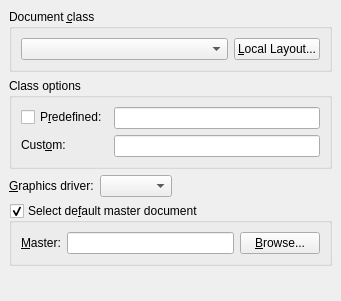
Qt form src/frontends/qt4/ui/LaTeXUi.ui (cburschka/lyx) before a commit.
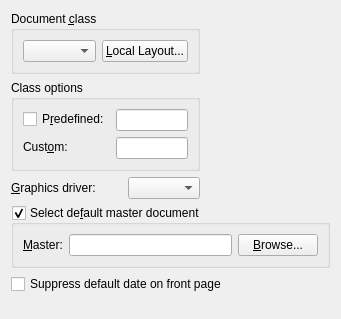
The same form after that commit.

Commit message: new document option to suppress the default date, fileformat change, fixes #5823

Patch:
```diff
--- a/src/frontends/qt4/ui/LaTeXUi.ui
+++ b/src/frontends/qt4/ui/LaTeXUi.ui
@@ -1,49 +1,41 @@
 <ui version="4.0" >
  <class>LaTeXUi</class>
- <widget class="QWidget" name="LaTeXUi" >
-  <property name="geometry" >
+ <widget class="QWidget" name="LaTeXUi">
+  <property name="geometry">
    <rect>
     <x>0</x>
     <y>0</y>
     <width>341</width>
-    <height>301</height>
+    <height>319</height>
    </rect>
   </property>
   <property name="windowTitle" >
    <string/>
   </property>
-  <layout class="QGridLayout" >
-   <property name="margin" >
-    <number>9</number>
-   </property>
-   <property name="spacing" >
-    <number>6</number>
-   </property>
-   <item row="0" column="0" colspan="3" >
-    <widget class="QGroupBox" name="groupBox" >
-     <property name="title" >
+  <layout class="QGridLayout" name="gridLayout">
+   <item row="0" column="0" colspan="3">
+    <widget class="QGroupBox" name="groupBox">
+     <property name="title">
       <string>Document &amp;class</string>
      </property>
-     <layout class="QGridLayout" >
-      <property name="margin" >
+     <layout class="QGridLayout">
+      <property name="margin">
        <number>9</number>
       </property>
       <property name="spacing" >
        <number>6</number>
       </property>
-      <item row="0" column="0" >
-       <widget class="QComboBox" name="classCO" >
-        <property name="maxVisibleItems" >
+      <item row="0" column="0">
+       <widget class="QComboBox" name="classCO">
+        <property name="maxVisibleItems">
          <number>20</number>
         </property>
        </widget>
       </item>
-      <item row="0" column="1" >
-       <widget class="QPushButton" name="layoutPB" >
-        <property name="sizePolicy" >
-         <sizepolicy>
-          <hsizetype>0</hsizetype>
-          <vsizetype>0</vsizetype>
+      <item row="0" column="1">
+       <widget class="QPushButton" name="layoutPB">
+        <property name="sizePolicy">
+         <sizepolicy hsizetype="Fixed" vsizetype="Fixed">
           <horstretch>0</horstretch>
           <verstretch>0</verstretch>
          </sizepolicy>
@@ -59,29 +51,29 @@
      </layout>
     </widget>
    </item>
-   <item row="1" column="0" colspan="3" >
-    <widget class="QGroupBox" name="optionsGB" >
-     <property name="title" >
+   <item row="1" column="0" colspan="3">
+    <widget class="QGroupBox" name="optionsGB">
+     <property name="title">
       <string>Class options</string>
      </property>
-     <layout class="QGridLayout" >
-      <property name="margin" >
+     <layout class="QGridLayout">
+      <property name="margin">
        <number>9</number>
       </property>
       <property name="spacing" >
        <number>6</number>
       </property>
-      <item rowspan="2" row="0" column="1" >
-       <layout class="QVBoxLayout" >
-        <property name="margin" >
-         <number>0</number>
-        </property>
-        <property name="spacing" >
+      <item row="0" column="1" rowspan="2">
+       <layout class="QVBoxLayout">
+        <property name="spacing">
          <number>6</number>
         </property>
+        <property name="margin">
+         <number>0</number>
+        </property>
         <item>
-         <widget class="QLineEdit" name="defaultOptionsLE" >
-          <property name="toolTip" >
+         <widget class="QLineEdit" name="defaultOptionsLE">
+          <property name="toolTip">
            <string>The options that are predefined in the layout file. Click to the left to select/deselect.</string>
           </property>
           <property name="readOnly" >
@@ -90,13 +82,13 @@
          </widget>
         </item>
         <item>
-         <widget class="QLineEdit" name="optionsLE" />
+         <widget class="QLineEdit" name="optionsLE"/>
         </item>
        </layout>
       </item>
-      <item row="0" column="0" >
-       <widget class="QCheckBox" name="defaultOptionsCB" >
-        <property name="toolTip" >
+      <item row="0" column="0">
+       <widget class="QCheckBox" name="defaultOptionsCB">
+        <property name="toolTip">
          <string>Enable to use the options that are predefined in the layout file</string>
         </property>
         <property name="text" >
@@ -104,9 +96,9 @@
         </property>
        </widget>
       </item>
-      <item row="1" column="0" >
-       <widget class="QLabel" name="optionsL" >
-        <property name="text" >
+      <item row="1" column="0">
+       <widget class="QLabel" name="optionsL">
+        <property name="text">
          <string>Cust&amp;om:</string>
         </property>
         <property name="buddy" >
@@ -117,9 +109,9 @@
      </layout>
     </widget>
    </item>
-   <item row="2" column="0" >
-    <widget class="QLabel" name="psdriverL" >
-     <property name="text" >
+   <item row="2" column="0">
+    <widget class="QLabel" name="psdriverL">
+     <property name="text">
       <string>&amp;Graphics driver:</string>
      </property>
      <property name="buddy" >
@@ -127,19 +119,19 @@
      </property>
     </widget>
    </item>
-   <item row="2" column="1" >
-    <widget class="QComboBox" name="psdriverCO" >
-     <property name="duplicatesEnabled" >
+   <item row="2" column="2">
+    <widget class="QComboBox" name="psdriverCO">
+     <property name="duplicatesEnabled">
       <bool>false</bool>
      </property>
     </widget>
    </item>
-   <item row="2" column="2" >
-    <spacer>
-     <property name="orientation" >
+   <item row="2" column="3">
+    <spacer name="horizontalSpacer_1">
+     <property name="orientation">
       <enum>Qt::Horizontal</enum>
      </property>
-     <property name="sizeHint" >
+     <property name="sizeHint" stdset="0">
       <size>
        <width>261</width>
        <height>22</height>
@@ -147,9 +139,9 @@
      </property>
     </spacer>
    </item>
-   <item row="3" column="0" colspan="3" >
-    <widget class="QGroupBox" name="childDocGB" >
-     <property name="toolTip" >
+   <item row="3" column="0" colspan="4">
+    <widget class="QGroupBox" name="childDocGB">
+     <property name="toolTip">
       <string>Select if the current document is included to a master file</string>
      </property>
      <property name="statusTip" >
@@ -161,16 +153,16 @@
      <property name="checkable" >
       <bool>true</bool>
      </property>
-     <layout class="QGridLayout" >
-      <property name="margin" >
+     <layout class="QGridLayout">
+      <property name="margin">
        <number>9</number>
       </property>
-      <property name="spacing" >
+      <property name="spacing">
        <number>6</number>
       </property>
-      <item row="0" column="0" >
-       <widget class="QLabel" name="childDocLA" >
-        <property name="text" >
+      <item row="0" column="0">
+       <widget class="QLabel" name="childDocLA">
+        <property name="text">
          <string>&amp;Master:</string>
         </property>
         <property name="buddy" >
@@ -178,16 +170,16 @@
         </property>
        </widget>
       </item>
-      <item row="0" column="2" >
-       <widget class="QPushButton" name="childDocPB" >
-        <property name="text" >
+      <item row="0" column="2">
+       <widget class="QPushButton" name="childDocPB">
+        <property name="text">
          <string>&amp;Browse...</string>
         </property>
        </widget>
       </item>
-      <item row="0" column="1" >
-       <widget class="QLineEdit" name="childDocLE" >
-        <property name="toolTip" >
+      <item row="0" column="1">
+       <widget class="QLineEdit" name="childDocLE">
+        <property name="toolTip">
          <string>Enter the name of the default master document</string>
         </property>
        </widget>
@@ -195,12 +187,28 @@
      </layout>
     </widget>
    </item>
-   <item row="4" column="0" >
-    <spacer>
-     <property name="orientation" >
+   <item row="4" column="0" colspan="4">
+    <widget class="QCheckBox" name="suppressDateCB">
+     <property name="enabled">
+      <bool>true</bool>
+     </property>
+     <property name="sizePolicy">
+      <sizepolicy hsizetype="Preferred" vsizetype="Fixed">
+       <horstretch>0</horstretch>
+       <verstretch>0</verstretch>
+      </sizepolicy>
+     </property>
+     <property name="text">
+      <string>Suppress default date on front page</string>
+     </property>
+    </widget>
+   </item>
+   <item row="5" column="1">
+    <spacer name="verticalSpacer">
+     <property name="orientation">
       <enum>Qt::Vertical</enum>
      </property>
-     <property name="sizeHint" >
+     <property name="sizeHint" stdset="0">
       <size>
        <width>20</width>
        <height>2</height>
```
Left out of the diff: 34 changed lines with no effect on the pictures. The commit also changes 6 other files.
